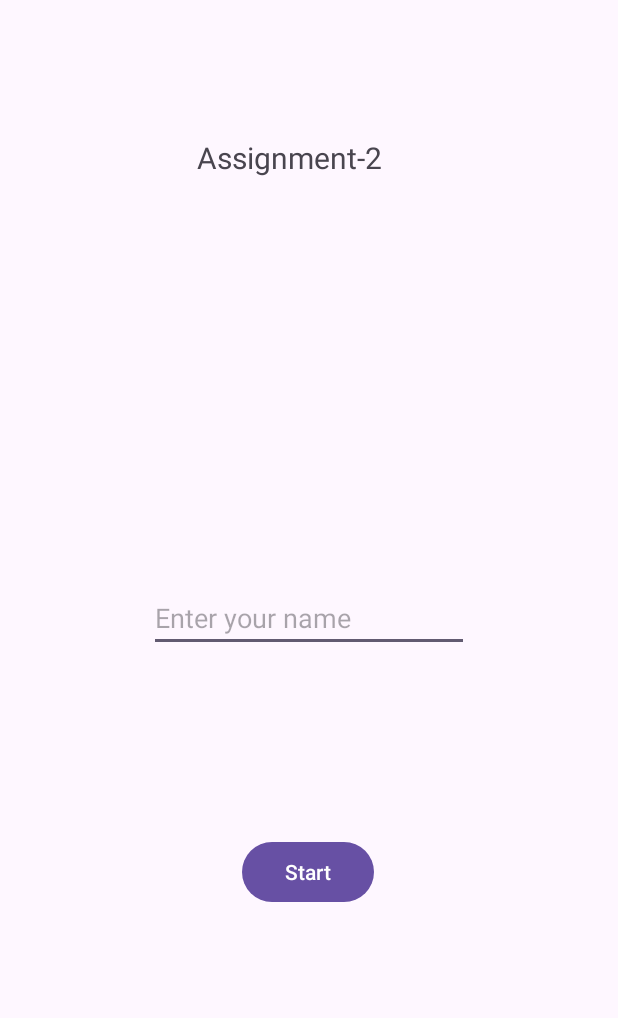
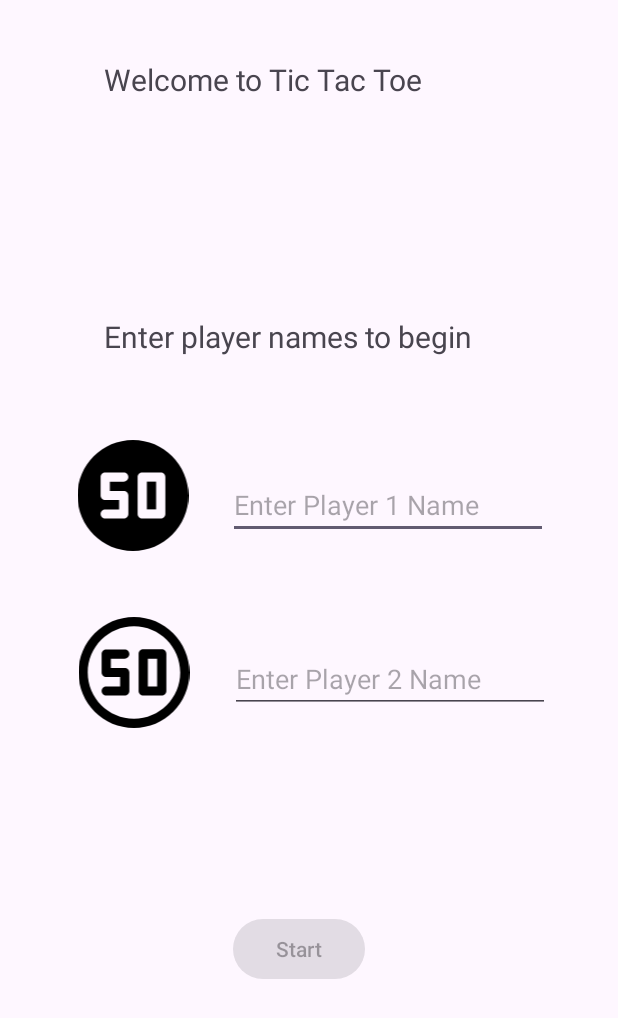
Before and after one commit to Msadeq12/Android-TicTacToe, an Android app: the screen it shows after launch (MainActivity), on a phone screen of 412 x 824 dp. Shown: the top 1018 px of the screen. Run offline under Robolectric (Android 15) with nearby library versions, the phone set to English and light mode, and no system bars.

Commit message:
Fixed win/lose condition bug. Added Intents to carry player name.

```diff
--- a/app/src/main/java/com/example/mskassignment_2/MainActivity.java
+++ b/app/src/main/java/com/example/mskassignment_2/MainActivity.java
@@ -4,26 +4,63 @@ import androidx.appcompat.app.AppCompatActivity;
 
 import android.content.Intent;
 import android.os.Bundle;
+import android.text.Editable;
+import android.text.TextWatcher;
 import android.view.View;
+import android.widget.Button;
+import android.widget.EditText;
 import android.widget.TextView;
+import android.widget.Toast;
 
 public class MainActivity extends AppCompatActivity {
 
-    TextView playerName;
+    EditText player1Name;
+    EditText player2Name;
+    Button startButton;
 
     @Override
     protected void onCreate(Bundle savedInstanceState) {
         super.onCreate(savedInstanceState);
         setContentView(R.layout.activity_main);
 
-        playerName = findViewById(R.id.txtName);
+        player1Name = findViewById(R.id.txtPlayer1);
+        player1Name.addTextChangedListener(watchPlayerNames);
+
+        player2Name = findViewById(R.id.txtPlayer2);
+        player2Name.addTextChangedListener(watchPlayerNames);
+
+        startButton = findViewById(R.id.btnStart);
+        startButton.setEnabled(false);
+
     }
+
+
+    TextWatcher watchPlayerNames = new TextWatcher() {
+        @Override
+        public void beforeTextChanged(CharSequence charSequence, int i, int i1, int i2) {
+
+        }
+
+        @Override
+        public void onTextChanged(CharSequence charSequence, int i, int i1, int i2) {
+            startButton.setEnabled(!player2Name.getText().toString().isEmpty() || !player1Name.getText().toString().isEmpty());
+        }
+
+        @Override
+        public void afterTextChanged(Editable editable) {
+
+        }
+    };
+
 
     public void StartGame(View v){
         Intent startGame = new Intent(this, GameActivity.class);
 
-        startGame.putExtra("player_name", playerName.toString());
+        startButton.setEnabled(true);
+        startGame.putExtra("player1_name", player1Name.getText().toString());
+        startGame.putExtra("player2_name", player2Name.getText().toString());
         startActivity(startGame);
+
 
     }
 }
--- a/app/src/main/res/layout/activity_main.xml
+++ b/app/src/main/res/layout/activity_main.xml
@@ -7,18 +7,32 @@
     tools:context=".MainActivity">
 
     <TextView
-        android:id="@+id/textView"
-        android:layout_width="148dp"
-        android:layout_height="31dp"
-        android:text="Assignment-2"
+        android:id="@+id/textView2"
+        android:layout_width="274dp"
+        android:layout_height="38dp"
+        android:text="Enter player names to begin"
         android:textAlignment="center"
         android:textSize="20sp"
         app:layout_constraintBottom_toBottomOf="parent"
         app:layout_constraintEnd_toEndOf="parent"
-        app:layout_constraintHorizontal_bias="0.498"
+        app:layout_constraintHorizontal_bias="0.503"
         app:layout_constraintStart_toStartOf="parent"
         app:layout_constraintTop_toTopOf="parent"
-        app:layout_constraintVertical_bias="0.115" />
+        app:layout_constraintVertical_bias="0.268" />
+
+    <TextView
+        android:id="@+id/textView"
+        android:layout_width="255dp"
+        android:layout_height="33dp"
+        android:text="Welcome to Tic Tac Toe"
+        android:textAlignment="center"
+        android:textSize="20sp"
+        app:layout_constraintBottom_toBottomOf="parent"
+        app:layout_constraintEnd_toEndOf="parent"
+        app:layout_constraintHorizontal_bias="0.442"
+        app:layout_constraintStart_toStartOf="parent"
+        app:layout_constraintTop_toTopOf="parent"
+        app:layout_constraintVertical_bias="0.05" />
 
     <Button
         android:id="@+id/btnStart"
@@ -28,21 +42,61 @@
         android:text="Start"
         app:layout_constraintBottom_toBottomOf="parent"
         app:layout_constraintEnd_toEndOf="parent"
-        app:layout_constraintHorizontal_bias="0.498"
+        app:layout_constraintHorizontal_bias="0.479"
         app:layout_constraintStart_toStartOf="parent"
         app:layout_constraintTop_toTopOf="parent"
-        app:layout_constraintVertical_bias="0.718" />
+        app:layout_constraintVertical_bias="0.784" />
 
     <EditText
-        android:id="@+id/txtName"
+        android:id="@+id/txtPlayer1"
         android:layout_width="wrap_content"
         android:layout_height="wrap_content"
         android:ems="10"
-        android:hint="Enter your name"
+        android:hint="Enter Player 1 Name"
         android:inputType="text"
         app:layout_constraintBottom_toBottomOf="parent"
         app:layout_constraintEnd_toEndOf="parent"
+        app:layout_constraintHorizontal_bias="0.766"
         app:layout_constraintStart_toStartOf="parent"
-        app:layout_constraintTop_toTopOf="parent" />
+        app:layout_constraintTop_toTopOf="parent"
+        app:layout_constraintVertical_bias="0.403" />
+
+    <EditText
+        android:id="@+id/txtPlayer2"
+        android:layout_width="wrap_content"
+        android:layout_height="wrap_content"
+        android:ems="10"
+        android:hint="Enter Player 2 Name"
+        android:inputType="text"
+        app:layout_constraintBottom_toBottomOf="parent"
+        app:layout_constraintEnd_toEndOf="parent"
+        app:layout_constraintHorizontal_bias="0.771"
+        app:layout_constraintStart_toStartOf="parent"
+        app:layout_constraintTop_toTopOf="parent"
+        app:layout_constraintVertical_bias="0.552" />
+
+    <ImageView
+        android:id="@+id/imageView2"
+        android:layout_width="85dp"
+        android:layout_height="74dp"
+        app:layout_constraintBottom_toBottomOf="parent"
+        app:layout_constraintEnd_toEndOf="parent"
+        app:layout_constraintHorizontal_bias="0.141"
+        app:layout_constraintStart_toStartOf="parent"
+        app:layout_constraintTop_toTopOf="parent"
+        app:layout_constraintVertical_bias="0.391"
+        app:srcCompat="@drawable/token_black" />
+
+    <ImageView
+        android:id="@+id/imageView3"
+        android:layout_width="85dp"
+        android:layout_height="74dp"
+        app:layout_constraintBottom_toBottomOf="parent"
+        app:layout_constraintEnd_toEndOf="parent"
+        app:layout_constraintHorizontal_bias="0.143"
+        app:layout_constraintStart_toStartOf="parent"
+        app:layout_constraintTop_toTopOf="parent"
+        app:layout_constraintVertical_bias="0.548"
+        app:srcCompat="@drawable/token_white" />
 
 </androidx.constraintlayout.widget.ConstraintLayout>
```
Also changed, not shown: app/src/main/java/com/example/mskassignment_2/GameActivity.java (+127 -42 lines), app/src/main/res/layout/activity_game.xml (+40 -39 lines).
